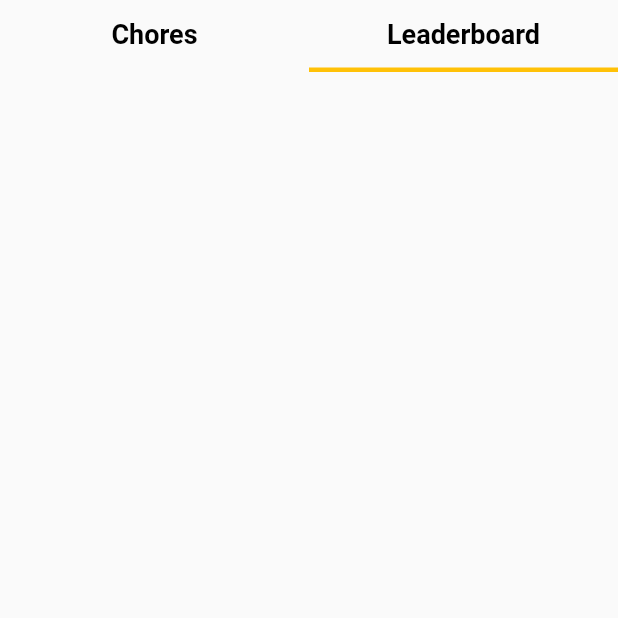
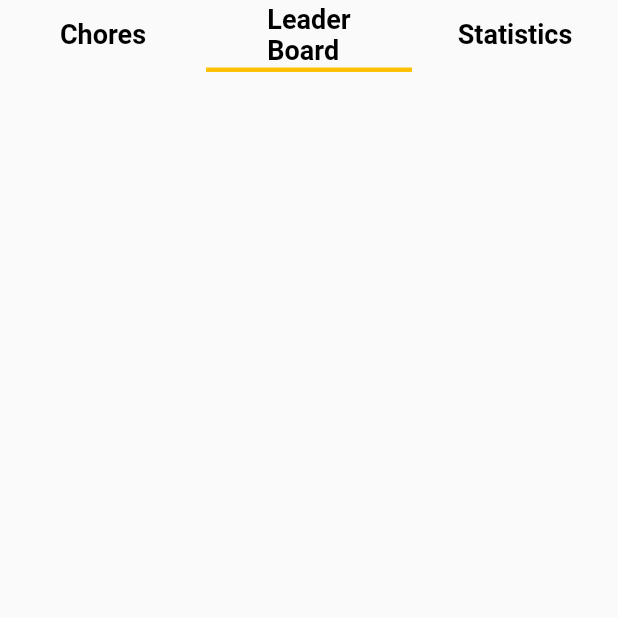
Before and after one commit to TYCTYCTYCTYCTYCTYC/home_share, a Flutter app: the MainChoresPage screen opened directly, tab 2 chosen, on a phone screen of 412 x 824 dp, the top half of it. Run offline on Flutter 3.47's test engine with Material 2 defaults, Android fonts, the phone set to English and light mode, and no system bars; our stand-ins replace date_time_picker, fluttertoast, google_fonts, google_nav_bar, supabase, supabase_flutter and 1 more; accounts and stored records are empty; Roboto replaces fonts that are missing (Arvo).

Commit message:
update chores #4

```diff
--- a/lib/chores/main_chores_page.dart
+++ b/lib/chores/main_chores_page.dart
@@ -6,6 +6,7 @@ import 'package:fluttertoast/fluttertoast.dart';
 import 'package:home_share/chores/chores_form_page.dart';
 import 'package:home_share/chores/chores.dart';
 import 'package:home_share/chores/chores_leaderboard.dart';
+import 'package:home_share/chores/chores_statistics.dart';
 
 class MainChoresPage extends StatefulWidget {
   @override
@@ -20,7 +21,7 @@ class _MainChoresPageState extends State<MainChoresPage>
   void initState() {
     super.initState();
     _tabController = TabController(
-        length: 2,
+        length: 3,
         vsync: this); //set the length to the number of tabs you want to have
   }
 
@@ -50,7 +51,17 @@ class _MainChoresPageState extends State<MainChoresPage>
               ),
               Tab(
                 child: Text(
-                  'Leaderboard',
+                  'Leader\nBoard',
+                  style: GoogleFonts.arvo(
+                    fontSize: 18,
+                    color: Colors.black,
+                    fontWeight: FontWeight.bold,
+                  ),
+                ),
+              ),
+              Tab(
+                child: Text(
+                  'Statistics',
                   style: GoogleFonts.arvo(
                     fontSize: 18,
                     color: Colors.black,
@@ -76,6 +87,7 @@ class _MainChoresPageState extends State<MainChoresPage>
                 Chores(),
                 // The second tab view, here you can display the leaderboard
                 LeaderboardPage(),
+                ChoresStatisticsPage(),
               ],
             ),
           )
--- a/pubspec.yaml
+++ b/pubspec.yaml
@@ -44,6 +44,7 @@ dependencies:
   google_fonts: ^4.0.3
   date_time_picker: ^2.1.0
   fluttertoast: ^8.2.1
+  syncfusion_flutter_charts: ^21.1.38
 
 
 dev_dependencies:
```
Also changed, not shown: lib/chores/chores_leaderboard.dart (+16 -5 lines), lib/chores/chores_statistics.dart (added, +83 -0 lines), pubspec.lock.
